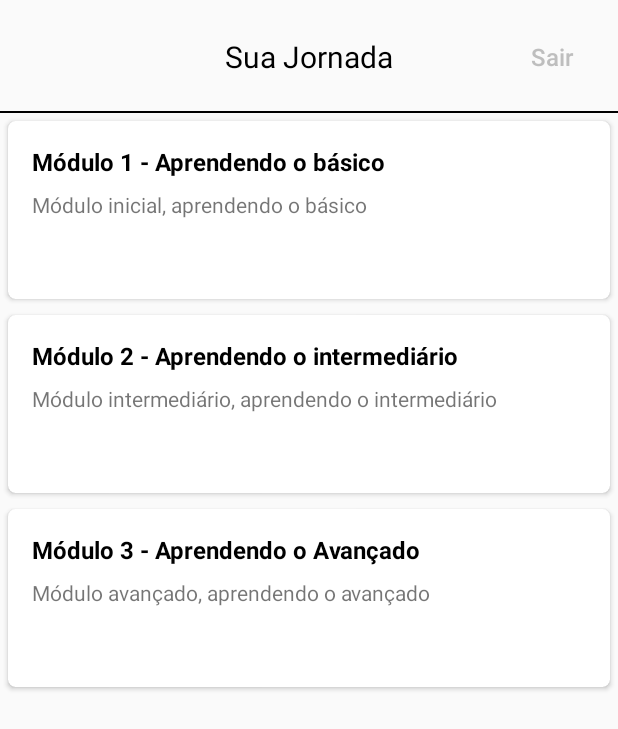
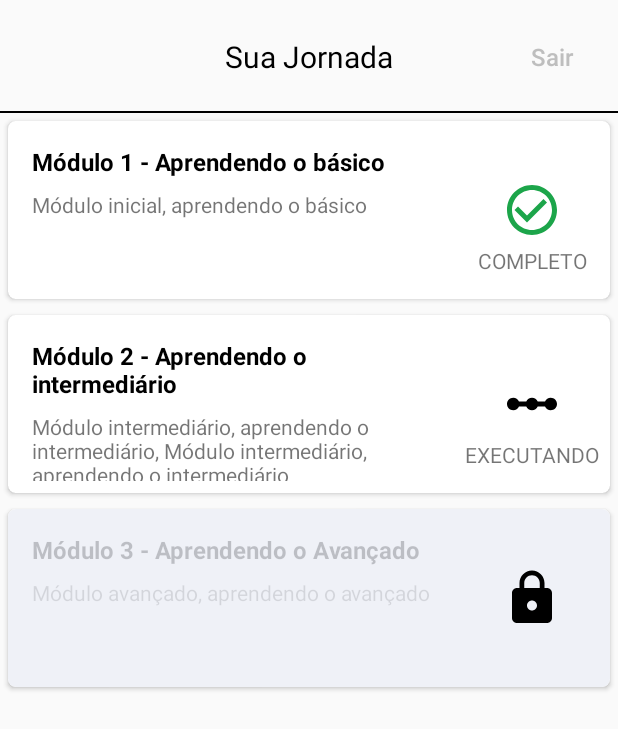
Before and after one commit to vhgs01/Grupo-Exclusivo, an Android app: the ModulesActivity screen opened directly, with no data from a screen before it, on a phone screen of 412 x 824 dp. Shown: the top 729 px of the screen. Run offline under Robolectric (Android 15) with nearby library versions, the phone set to English and light mode, and no system bars.

Commit message:
Ajustando layout dinâmico da tela de módulos

```diff
--- a/app/src/main/java/br/com/kaz/model/courses/Course.kt
+++ b/app/src/main/java/br/com/kaz/model/courses/Course.kt
@@ -1,7 +1,7 @@
 package br.com.kaz.model.courses
 
 data class Course(
-    val completed: Boolean,
+    val completed: Boolean?,
     val description: String,
     val steps: List<Step>,
     val title: String
--- a/app/src/main/java/br/com/kaz/model/methodKaz/Checklist.kt
+++ /dev/null
@@ -1,6 +0,0 @@
-package br.com.kaz.model.methodKaz
-
-data class Checklist(
-    val title: String,
-    var completed: Boolean
-)
--- a/app/src/main/java/br/com/kaz/model/methodKaz/MethodKaz.kt
+++ /dev/null
@@ -1,5 +0,0 @@
-package br.com.kaz.model.methodKaz
-
-data class MethodKaz(
-    var course: List<Module>
-)
--- a/app/src/main/java/br/com/kaz/view/adapter/CourseKazAdapter.kt
+++ b/app/src/main/java/br/com/kaz/view/adapter/CourseKazAdapter.kt
@@ -1,20 +1,26 @@
 package br.com.kaz.view.adapter
 
 import android.content.Context
+import android.content.res.ColorStateList
 import android.view.LayoutInflater
 import android.view.View
 import android.view.ViewGroup
+import androidx.core.content.ContextCompat
 import androidx.recyclerview.widget.RecyclerView
 import br.com.kaz.R
+import br.com.kaz.model.courses.Course
 import br.com.kaz.model.courses.CourseKaz
 import kotlinx.android.synthetic.main.module_item.view.*
 
 class CourseKazAdapter(private val course: CourseKaz, private val context: Context) :
-    RecyclerView.Adapter<CourseKazAdapter.ViewHolder>(){
+    RecyclerView.Adapter<CourseKazAdapter.ViewHolder>() {
 
     class ViewHolder(itemView: View) : RecyclerView.ViewHolder(itemView) {
         var moduleTitle = itemView.moduleItemTitle!!
         var moduleItemDescription = itemView.moduleItemDescription!!
+        var moduleItemWithOpacity = itemView.moduleItemWithOpacity!!
+        var moduleItemImage = itemView.moduleItemImage!!
+        var moduleItemStatusText = itemView.moduleItemStatusText!!
     }
 
     override fun onCreateViewHolder(parent: ViewGroup, viewType: Int): ViewHolder {
@@ -29,9 +35,36 @@ class CourseKazAdapter(private val course: CourseKaz, private val context: Conte
     override fun onBindViewHolder(holder: ViewHolder, position: Int) {
         val module = course.course[position]
 
-        holder.let {
-            it.moduleTitle.text = module.title
-            it.moduleItemDescription.text = module.description
+        configureModuleView(holder, module)
+    }
+
+    private fun configureModuleView(it: ViewHolder, module: Course) {
+        it.moduleTitle.text = module.title
+        it.moduleItemDescription.text = module.description
+
+        when (module.completed) {
+            false -> {
+                it.moduleItemWithOpacity.visibility = View.VISIBLE
+                it.moduleItemImage.visibility = View.VISIBLE
+                it.moduleItemImage.background =
+                    ContextCompat.getDrawable(context, R.drawable.ic_item_locked)
+            }
+            true -> {
+                it.moduleItemWithOpacity.visibility = View.GONE
+                it.moduleItemImage.visibility = View.VISIBLE
+                it.moduleItemImage.backgroundTintList =
+                    ColorStateList.valueOf(context.getColor(R.color.colorGreenStatusButton))
+                it.moduleItemImage.background =
+                    ContextCompat.getDrawable(context, R.drawable.ic_item_completed)
+                it.moduleItemStatusText.text = context.getString(R.string.modulesCompletedText)
+            }
+            else -> {
+                it.moduleItemWithOpacity.visibility = View.GONE
+                it.moduleItemImage.visibility = View.VISIBLE
+                it.moduleItemImage.background =
+                    ContextCompat.getDrawable(context, R.drawable.ic_item_doing)
+                it.moduleItemStatusText.text = context.getString(R.string.modulesInProgressText)
+            }
         }
     }
 
--- a/app/src/main/res/layout/module_item.xml
+++ b/app/src/main/res/layout/module_item.xml
@@ -21,7 +21,6 @@
                 android:id="@+id/moduleItemWithOpacity"
                 android:layout_width="0dp"
                 android:layout_height="0dp"
-                android:layout_margin="@dimen/moduleItemWithOpacityMargin"
                 android:background="@drawable/module_item_locked"
                 android:translationZ="@dimen/moduleItemTranslationZ"
                 android:visibility="gone"
@@ -32,13 +31,16 @@
 
             <TextView
                 android:id="@+id/moduleItemTitle"
-                android:layout_width="wrap_content"
+                android:layout_width="0dp"
                 android:layout_height="wrap_content"
                 android:layout_marginStart="@dimen/moduleItemTitleMarginStart"
                 android:layout_marginTop="@dimen/moduleItemTitleMarginTop"
+                android:ellipsize="end"
+                android:maxLines="2"
                 android:textColor="@color/black"
                 android:textSize="@dimen/moduleItemTitleTextSize"
                 android:textStyle="bold"
+                app:layout_constraintEnd_toEndOf="@+id/moduleItemDescription"
                 app:layout_constraintStart_toStartOf="parent"
                 app:layout_constraintTop_toTopOf="parent"
                 tools:text="Módulo 1" />
@@ -81,7 +83,7 @@
                 app:layout_constraintEnd_toEndOf="@+id/moduleItemImage"
                 app:layout_constraintStart_toStartOf="@+id/moduleItemImage"
                 app:layout_constraintTop_toBottomOf="@+id/moduleItemImage"
-                tools:text="COMPLETO" />
+                tools:text="EXECUTANDO" />
 
         </androidx.constraintlayout.widget.ConstraintLayout>
 
--- a/app/src/main/res/raw/method_kaz.json
+++ b/app/src/main/res/raw/method_kaz.json
@@ -3,7 +3,7 @@
     {
       "title": "Módulo 1 - Aprendendo o básico",
       "description": "Módulo inicial, aprendendo o básico",
-      "completed": false,
+      "completed": true,
       "steps": [
         {
           "title": "Aula 1",
@@ -47,8 +47,8 @@
     },
     {
       "title": "Módulo 2 - Aprendendo o intermediário",
-      "description": "Módulo intermediário, aprendendo o intermediário",
-      "completed": false,
+      "description": "Módulo intermediário, aprendendo o intermediário, Módulo intermediário, aprendendo o intermediário",
+      "completed": null,
       "steps": [
         {
           "title": "Aula 1",
--- a/app/src/main/res/values/strings.xml
+++ b/app/src/main/res/values/strings.xml
@@ -36,4 +36,6 @@
     <string name="modulesJourney">Sua Jornada</string>
     <string name="modulesLogout">Sair</string>
     <string name="modulesSingOutUserErrorText">Não foi possível desconectar</string>
+    <string name="modulesInProgressText">EXECUTANDO</string>
+    <string name="modulesCompletedText">COMPLETO</string>
 </resources>
```
Also changed, not shown: app/src/main/java/br/com/kaz/model/methodKaz/Module.kt (deleted, +0 -8 lines), app/src/main/java/br/com/kaz/model/methodKaz/Step.kt (deleted, +0 -8 lines).
